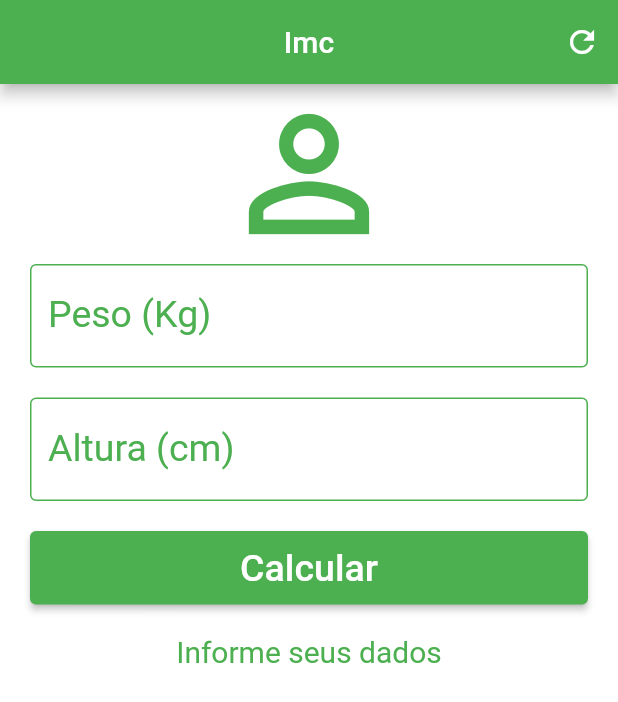
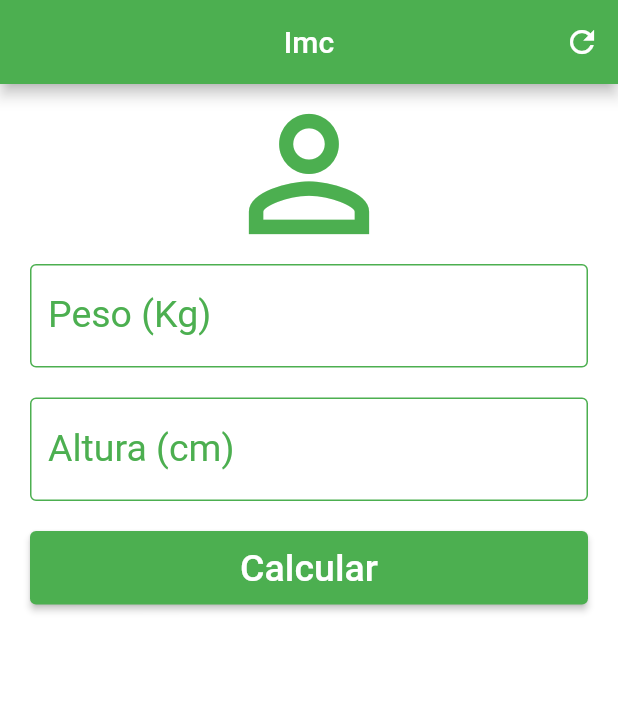
Before and after one commit to danieldantasdev/balance_application_imc_flutter-3.10.5, a Flutter app: the screen it shows after launch, after a tap on "Calcular", on a phone screen of 412 x 824 dp. Shown: the top 702 px of the screen. Run offline on Flutter 3.47's test engine with Material 2 defaults, Android fonts, the phone set to English and light mode, and no system bars.

```diff
--- a/lib/pages/home.page.dart
+++ b/lib/pages/home.page.dart
@@ -8,6 +8,40 @@ class HomePage extends StatefulWidget {
 }
 
 class _HomePageState extends State<HomePage> {
+  final TextEditingController _weightController = TextEditingController();
+  final TextEditingController _heightController = TextEditingController();
+  String _informationText = '';
+
+  void _resetFields() {
+    setState(() {
+      _weightController.clear();
+      _heightController.clear();
+      _informationText = "Informe seus dados";
+    });
+  }
+
+  void _calculate() {
+    setState(() {
+      double weight = double.parse(_weightController.text);
+      double height = double.parse(_heightController.text) / 100;
+      double imc = (weight / (height * height));
+      if (imc < 18.6) {
+        _informationText = "Abaixo do peso (${imc.toStringAsPrecision(3)})";
+      } else if (imc >= 18.6 && imc < 24.9) {
+        _informationText = "Peso ideal (${imc.toStringAsPrecision(3)})";
+      } else if (imc >= 24.9 && imc < 29.9) {
+        _informationText =
+            "Levemente acima do peso (${imc.toStringAsPrecision(3)})";
+      } else if (imc >= 29.9 && imc < 34.9) {
+        _informationText = "Obesidade grau I (${imc.toStringAsPrecision(3)})";
+      } else if (imc >= 34.9 && imc < 39.9) {
+        _informationText = "Obesidade grau II (${imc.toStringAsPrecision(3)})";
+      } else if (imc >= 39.9 && imc < 40) {
+        _informationText = "Obesidade grau III (${imc.toStringAsPrecision(3)})";
+      }
+    });
+  }
+
   @override
   Widget build(BuildContext context) {
     return Scaffold(
@@ -16,7 +50,7 @@ class _HomePageState extends State<HomePage> {
         centerTitle: true,
         backgroundColor: Colors.green,
         actions: <Widget>[
-          IconButton(onPressed: () => {}, icon: const Icon(Icons.refresh))
+          IconButton(onPressed: _resetFields, icon: const Icon(Icons.refresh))
         ],
       ),
       backgroundColor: Colors.white,
@@ -32,9 +66,10 @@ class _HomePageState extends State<HomePage> {
                   size: 120,
                   color: Colors.green,
                 ),
-                const TextField(
+                TextField(
+                  controller: _weightController,
                   keyboardType: TextInputType.number,
-                  decoration: InputDecoration(
+                  decoration: const InputDecoration(
                       labelText: 'Peso (Kg)',
                       labelStyle: TextStyle(
                         color: Colors.green,
@@ -52,15 +87,16 @@ class _HomePageState extends State<HomePage> {
                         color: Colors.grey,
                       ))),
                   textAlign: TextAlign.center,
-                  style: TextStyle(
+                  style: const TextStyle(
                     color: Colors.green,
                     fontSize: 25,
                   ),
                 ),
                 const SizedBox(height: 20),
-                const TextField(
+                TextField(
+                  controller: _heightController,
                   keyboardType: TextInputType.number,
-                  decoration: InputDecoration(
+                  decoration: const InputDecoration(
                       labelText: 'Altura (cm)',
                       labelStyle: TextStyle(
                         color: Colors.green,
@@ -78,14 +114,14 @@ class _HomePageState extends State<HomePage> {
                         color: Colors.grey,
                       ))),
                   textAlign: TextAlign.center,
-                  style: TextStyle(
+                  style: const TextStyle(
                     color: Colors.green,
                     fontSize: 25,
                   ),
                 ),
                 const SizedBox(height: 20),
                 ElevatedButton(
-                  onPressed: () {},
+                  onPressed: _calculate,
                   style: ElevatedButton.styleFrom(
                     backgroundColor: Colors.green,
                     padding: const EdgeInsets.all(10.0),
@@ -96,10 +132,10 @@ class _HomePageState extends State<HomePage> {
                   ),
                 ),
                 const SizedBox(height: 20),
-                const Text(
-                  'Informe seus dados',
+                Text(
+                  _informationText,
                   textAlign: TextAlign.center,
-                  style: TextStyle(color: Colors.green, fontSize: 20),
+                  style: const TextStyle(color: Colors.green, fontSize: 20),
                 ),
               ]),
         ),
```
